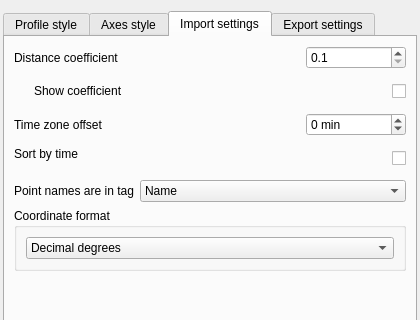
Qt form ui/settingsdialog.ui (salsergey/gpxviewer) before a commit; both pictures show x 0 to 420 and y 0 to 320 of the 420 by 468 pixel window.
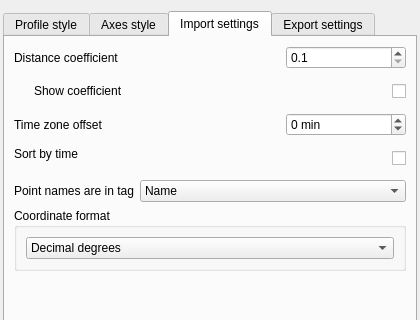
The same form after that commit. The open tabs and pages were chosen to show the change. Custom widgets are drawn as their Qt base class.

The edit to the form file:
```diff
--- a/ui/settingsdialog.ui
+++ b/ui/settingsdialog.ui
@@ -554,6 +554,12 @@
       <layout class="QVBoxLayout" name="verticalLayout_3">
        <item>
         <layout class="QFormLayout" name="formLayout_2">
+         <property name="labelAlignment">
+          <set>Qt::AlignmentFlag::AlignLeading|Qt::AlignmentFlag::AlignLeft|Qt::AlignmentFlag::AlignVCenter</set>
+         </property>
+         <property name="formAlignment">
+          <set>Qt::AlignmentFlag::AlignRight|Qt::AlignmentFlag::AlignTop|Qt::AlignmentFlag::AlignTrailing</set>
+         </property>
          <item row="0" column="0">
           <widget class="QLabel" name="label_8">
            <property name="toolTip">
@@ -589,7 +595,7 @@
              </property>
              <property name="maximumSize">
               <size>
-               <width>100</width>
+               <width>120</width>
                <height>16777215</height>
               </size>
              </property>
@@ -696,7 +702,7 @@
              </property>
              <property name="maximumSize">
               <size>
-               <width>100</width>
+               <width>120</width>
                <height>16777215</height>
               </size>
              </property>
```
Left out of the diff: 74 changed lines with no effect on the pictures.
